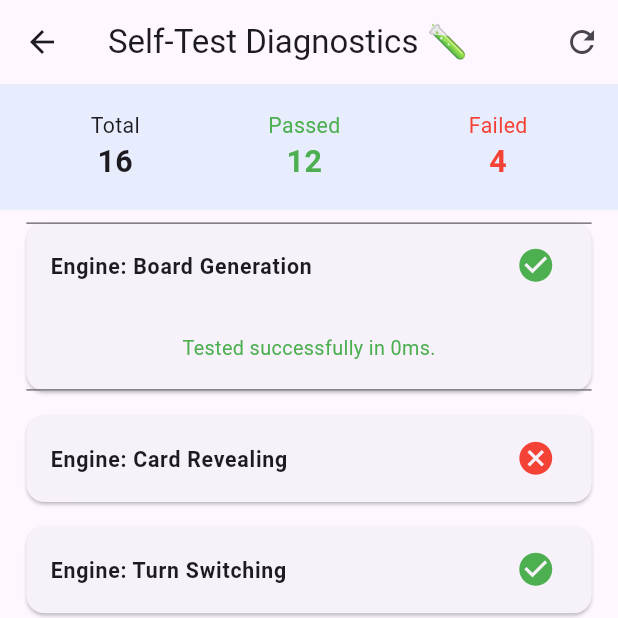
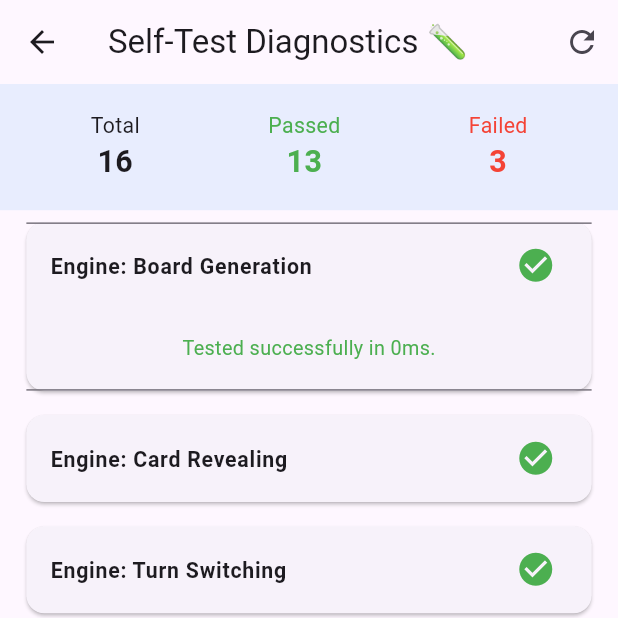
Before and after one commit to yourenwan-out/p2p, a Flutter app: the TestRunnerScreen screen opened directly, after a tap on "Engine: Board Generation", after a tap on "Run All Tests", on a phone screen of 412 x 824 dp, the top half of it. Run offline on Flutter 3.47's test engine with Material 3 defaults, Android fonts, the phone set to English and light mode, and no system bars; our stand-ins replace flutter_riverpod, flutter_screenutil, freezed_annotation, hive, hive_flutter, logger; accounts and stored records are empty; generated files the repository leaves out were written again.

Commit message:
خيرا بإذن الله

```diff
--- a/lib/core/network/socket_host.dart
+++ b/lib/core/network/socket_host.dart
@@ -22,7 +22,7 @@ class SocketHost {
   /// Starts the server and listens for connections
   Future<void> startServer() async {
     try {
-      _serverSocket = await ServerSocket.bind(InternetAddress.anyIPv4, port);
+      _serverSocket = await ServerSocket.bind(InternetAddress.anyIPv4, port, shared: true);
       _logger.i('Server started on port $port');
 
       // Generate game state
--- a/lib/features/testing/suites/engine_tests.dart
+++ b/lib/features/testing/suites/engine_tests.dart
@@ -66,21 +66,25 @@ class EngineTests {
       container.read(gameProvider.notifier).revealCard(testIndex);
 
       // Out of bounds error checking
+      bool threwNegative = false;
       try {
         container.read(gameProvider.notifier).revealCard(-1);
-        throw Exception('Should throw error on negative index');
       } catch (e) {
-        if (e is Exception && e.toString() == 'Exception: Should throw error on negative index') rethrow;
-        // Expected out of bounds error
+        if (e.toString().contains('Should throw error on negative index')) {
+          threwNegative = true;
+        }
       }
+      if (!threwNegative) throw Exception('Should throw error on negative index');
 
+      bool threwOutOfBounds = false;
       try {
         container.read(gameProvider.notifier).revealCard(25);
-        throw Exception('Should throw error on index > 24');
       } catch (e) {
-        if (e is Exception && e.toString() == 'Exception: Should throw error on index > 24') rethrow;
-        // Expected out of bounds error
+        if (e.toString().contains('Should throw error on index > 24')) {
+          threwOutOfBounds = true;
+        }
       }
+      if (!threwOutOfBounds) throw Exception('Should throw error on index > 24');
 
       return TestResult(
         name: 'Engine: Card Revealing',
```
